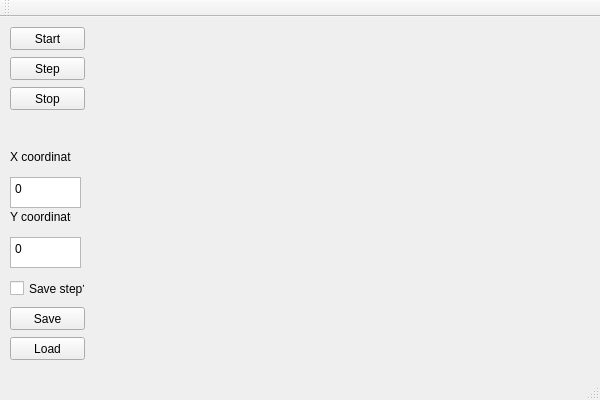
First picture: the form in GUI.ui, repository Lipa1333/Automat-komorkowy, before the edit.
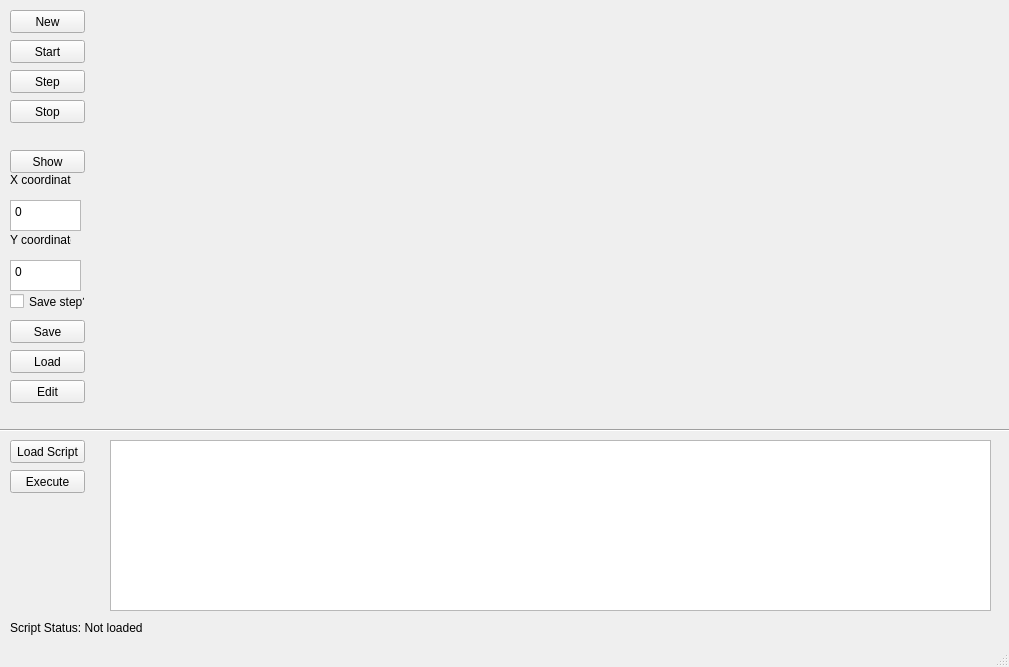
Second picture: the form after the edit.

What changed in the file:
```diff
--- a/GUI.ui
+++ b/GUI.ui
@@ -6,8 +6,8 @@
    <rect>
     <x>0</x>
     <y>0</y>
-    <width>600</width>
-    <height>400</height>
+    <width>1009</width>
+    <height>667</height>
    </rect>
   </property>
   <property name="windowTitle">
@@ -27,7 +27,7 @@
     <property name="geometry">
      <rect>
       <x>10</x>
-      <y>10</y>
+      <y>40</y>
       <width>75</width>
       <height>23</height>
      </rect>
@@ -40,7 +40,7 @@
     <property name="geometry">
      <rect>
       <x>10</x>
-      <y>40</y>
+      <y>70</y>
       <width>75</width>
       <height>23</height>
      </rect>
@@ -53,7 +53,7 @@
     <property name="geometry">
      <rect>
       <x>10</x>
-      <y>70</y>
+      <y>100</y>
       <width>75</width>
       <height>23</height>
      </rect>
@@ -66,7 +66,7 @@
     <property name="geometry">
      <rect>
       <x>10</x>
-      <y>320</y>
+      <y>350</y>
       <width>75</width>
       <height>23</height>
      </rect>
@@ -79,7 +79,7 @@
     <property name="geometry">
      <rect>
       <x>10</x>
-      <y>290</y>
+      <y>320</y>
       <width>75</width>
       <height>23</height>
      </rect>
@@ -92,7 +92,7 @@
     <property name="geometry">
      <rect>
       <x>10</x>
-      <y>260</y>
+      <y>290</y>
       <width>75</width>
       <height>23</height>
      </rect>
@@ -105,7 +105,7 @@
     <property name="geometry">
      <rect>
       <x>10</x>
-      <y>160</y>
+      <y>200</y>
       <width>71</width>
       <height>31</height>
      </rect>
@@ -121,7 +121,7 @@
     <property name="geometry">
      <rect>
       <x>10</x>
-      <y>130</y>
+      <y>170</y>
       <width>61</width>
       <height>20</height>
      </rect>
@@ -134,7 +134,7 @@
     <property name="geometry">
      <rect>
       <x>10</x>
-      <y>190</y>
+      <y>230</y>
       <width>61</width>
       <height>20</height>
      </rect>
@@ -147,7 +147,7 @@
     <property name="geometry">
      <rect>
       <x>10</x>
-      <y>220</y>
+      <y>260</y>
       <width>71</width>
       <height>31</height>
      </rect>
@@ -159,14 +159,107 @@
      <number>0</number>
     </property>
    </widget>
-  </widget>
-  <widget class="QToolBar" name="mainToolBar">
-   <attribute name="toolBarArea">
-    <enum>TopToolBarArea</enum>
-   </attribute>
-   <attribute name="toolBarBreak">
-    <bool>false</bool>
-   </attribute>
+   <widget class="QPushButton" name="NewButton">
+    <property name="geometry">
+     <rect>
+      <x>10</x>
+      <y>10</y>
+      <width>75</width>
+      <height>23</height>
+     </rect>
+    </property>
+    <property name="text">
+     <string>New</string>
+    </property>
+   </widget>
+   <widget class="QPushButton" name="ShowButton">
+    <property name="geometry">
+     <rect>
+      <x>10</x>
+      <y>150</y>
+      <width>75</width>
+      <height>23</height>
+     </rect>
+    </property>
+    <property name="text">
+     <string>Show</string>
+    </property>
+   </widget>
+   <widget class="QPushButton" name="EditButton">
+    <property name="geometry">
+     <rect>
+      <x>10</x>
+      <y>380</y>
+      <width>75</width>
+      <height>23</height>
+     </rect>
+    </property>
+    <property name="text">
+     <string>Edit</string>
+    </property>
+   </widget>
+   <widget class="QPushButton" name="LoadScriptButton">
+    <property name="geometry">
+     <rect>
+      <x>10</x>
+      <y>440</y>
+      <width>75</width>
+      <height>23</height>
+     </rect>
+    </property>
+    <property name="text">
+     <string>Load Script</string>
+    </property>
+   </widget>
+   <widget class="QPlainTextEdit" name="ScriptText">
+    <property name="geometry">
+     <rect>
+      <x>110</x>
+      <y>440</y>
+      <width>881</width>
+      <height>171</height>
+     </rect>
+    </property>
+   </widget>
+   <widget class="QLabel" name="ScriptLabel">
+    <property name="geometry">
+     <rect>
+      <x>10</x>
+      <y>620</y>
+      <width>981</width>
+      <height>16</height>
+     </rect>
+    </property>
+    <property name="text">
+     <string>Script Status: Not loaded</string>
+    </property>
+   </widget>
+   <widget class="Line" name="line">
+    <property name="geometry">
+     <rect>
+      <x>0</x>
+      <y>420</y>
+      <width>1011</width>
+      <height>21</height>
+     </rect>
+    </property>
+    <property name="orientation">
+     <enum>Qt::Horizontal</enum>
+    </property>
+   </widget>
+   <widget class="QPushButton" name="SaveScriptButton">
+    <property name="geometry">
+     <rect>
+      <x>10</x>
+      <y>470</y>
+      <width>75</width>
+      <height>23</height>
+     </rect>
+    </property>
+    <property name="text">
+     <string>Execute</string>
+    </property>
+   </widget>
   </widget>
   <widget class="QStatusBar" name="statusBar"/>
  </widget>
```
